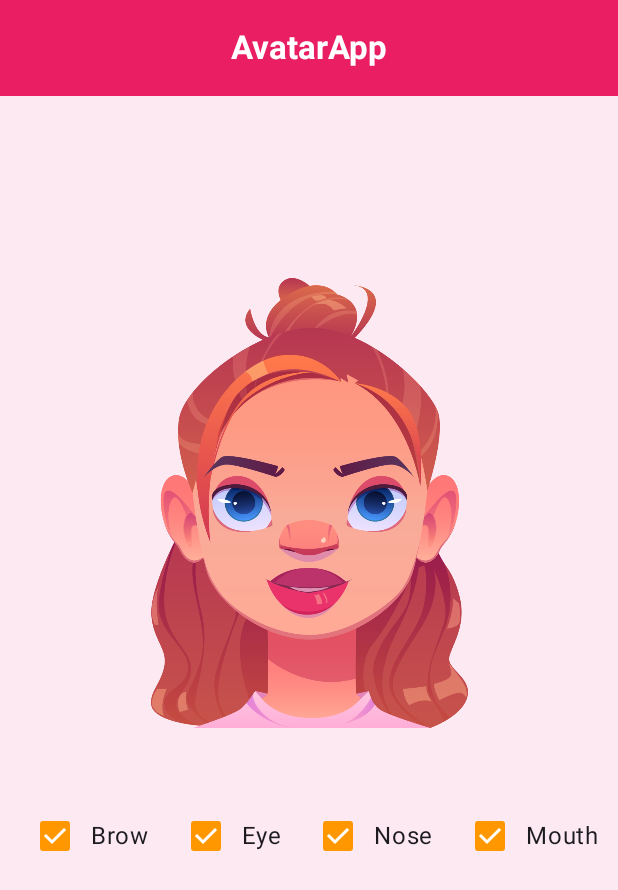
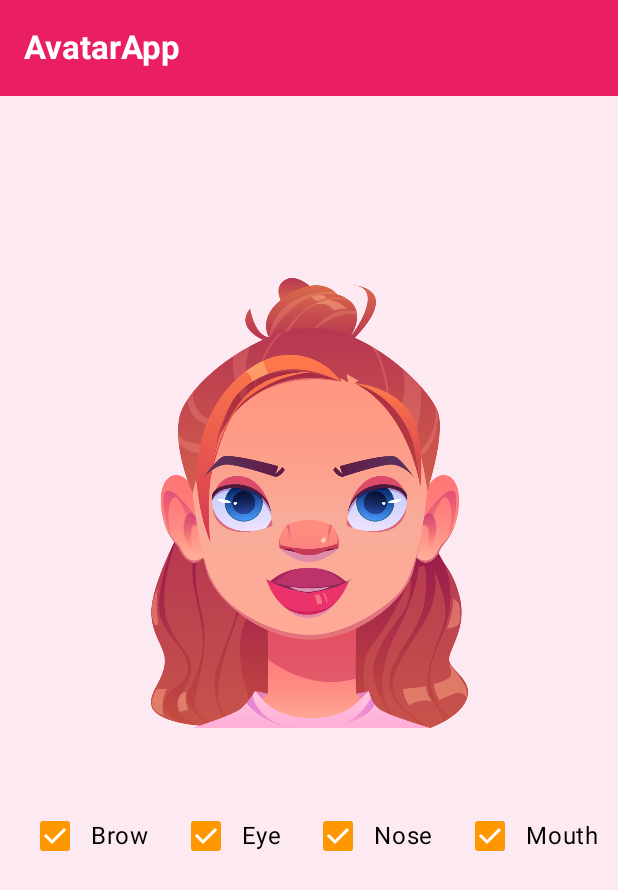
Before and after one commit to ashenarx/Avatar, an Android app built with Jetpack Compose: the screen it shows after launch (MainActivity), on a phone screen of 412 x 824 dp. Shown: the top 890 px of the screen. Run offline under Robolectric (Android 15) with nearby library versions, the phone set to English and light mode, and no system bars.

Commit message:
Refactor TopAppBar and update CheckboxWithLabel style
- Replace `CenterAlignedTopAppBar` with `TopAppBar` in `AvatarScreen`.
- Update the `TopAppBar` colors call from `centerAlignedTopAppBarColors` to `topAppBarColors`.
- Set the text color to black in the `CheckboxWithLabel` composable.

```diff
--- a/app/src/main/java/com/example/avatar/AvatarScreen.kt
+++ b/app/src/main/java/com/example/avatar/AvatarScreen.kt
@@ -11,7 +11,6 @@ import androidx.compose.foundation.layout.fillMaxWidth
 import androidx.compose.foundation.layout.offset
 import androidx.compose.foundation.layout.padding
 import androidx.compose.foundation.layout.size
-import androidx.compose.material3.CenterAlignedTopAppBar
 import androidx.compose.material3.Checkbox
 import androidx.compose.material3.CheckboxDefaults
 import androidx.compose.material3.ExperimentalMaterial3Api
@@ -19,6 +18,7 @@ import androidx.compose.material3.MaterialTheme
 import androidx.compose.material3.Scaffold
 import androidx.compose.material3.Surface
 import androidx.compose.material3.Text
+import androidx.compose.material3.TopAppBar
 import androidx.compose.material3.TopAppBarDefaults
 import androidx.compose.runtime.Composable
 import androidx.compose.runtime.getValue
@@ -43,7 +43,7 @@ fun AvatarScreen() {
 
     Scaffold(
         topBar = {
-            CenterAlignedTopAppBar(
+            TopAppBar(
                 title = {
                     Text(
                         text = "AvatarApp",
@@ -51,7 +51,7 @@ fun AvatarScreen() {
                         color = Color.White
                     )
                 },
-                colors = TopAppBarDefaults.centerAlignedTopAppBarColors(
+                colors = TopAppBarDefaults.topAppBarColors(
                     containerColor = MaterialTheme.colorScheme.primary
                 )
             )
@@ -165,6 +165,6 @@ fun CheckboxWithLabel(checked: Boolean, onCheckedChange: (Boolean) -> Unit, labe
                 checkmarkColor = Color.White
             )
         )
-        Text(text = label)
+        Text(text = label, color = Color.Black)
     }
 }
```
